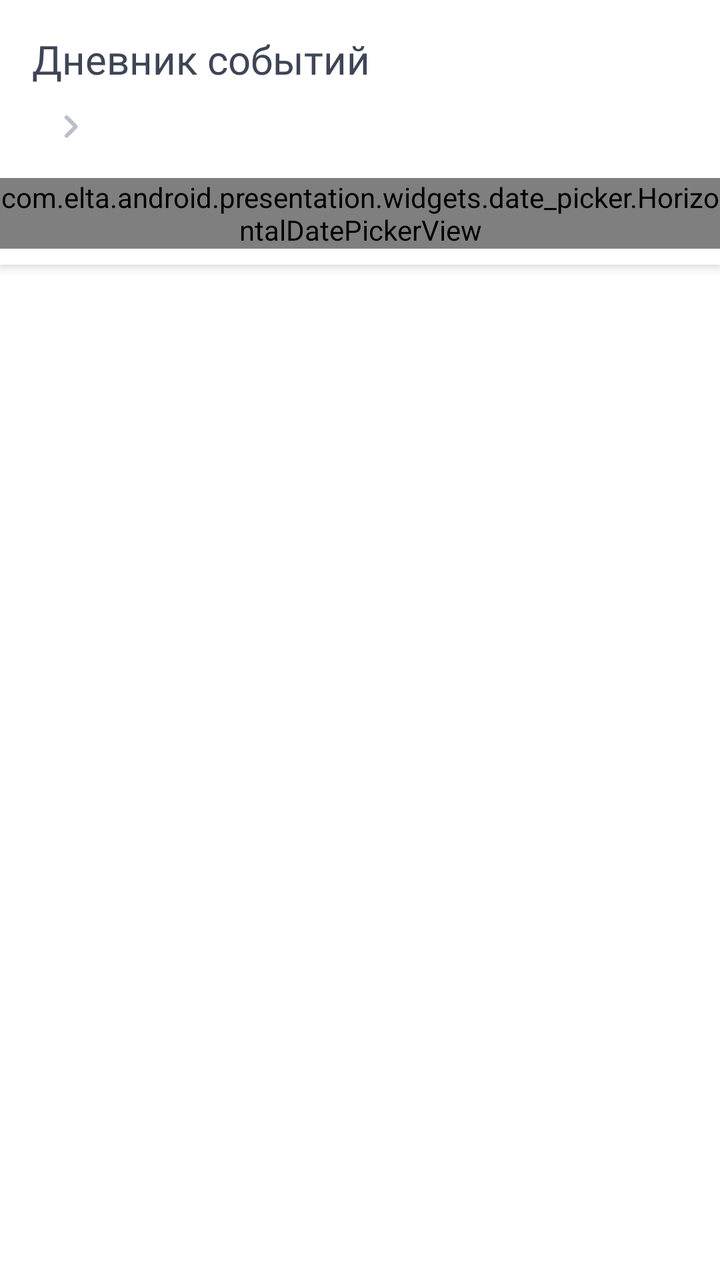
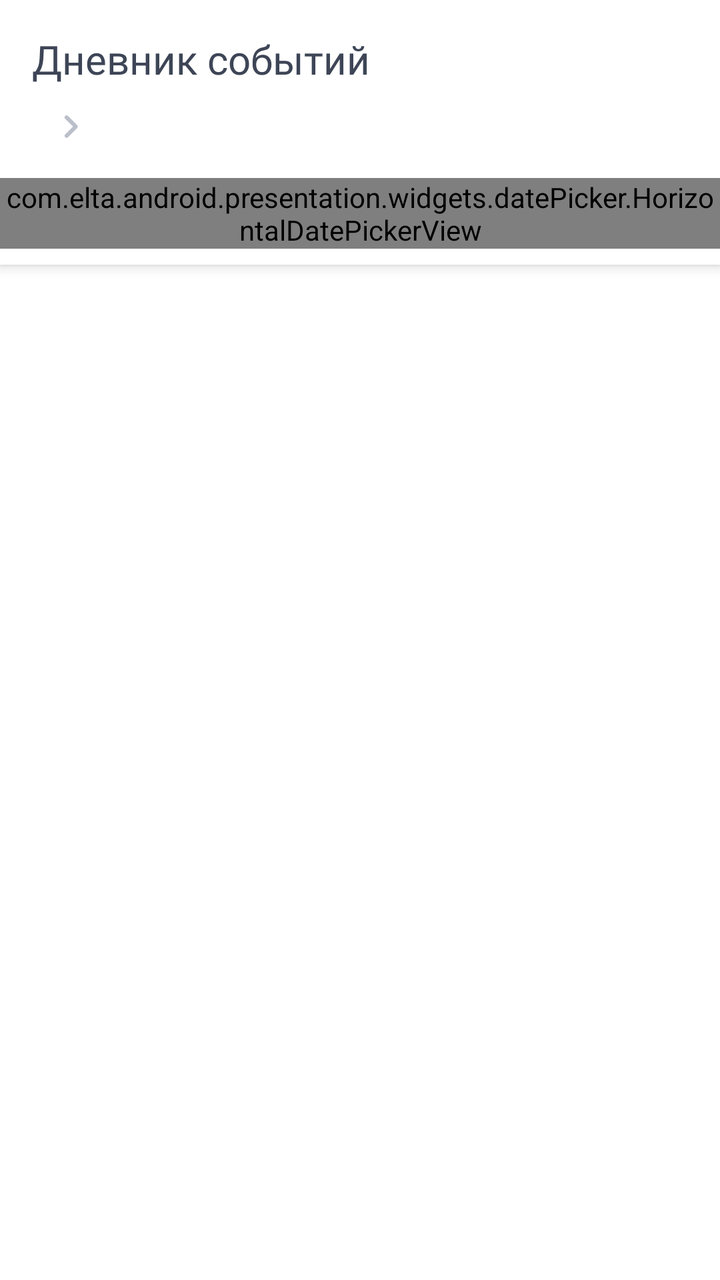

Two renders of the same Android screen: before a commit and after it. Below are the layout's source before the change and the commit's diff.
<!-- AndroidManifest.xml: another module's application theme AppTheme -->
<!-- res/layout/fragment_main_diary.xml -->
<?xml version="1.0" encoding="utf-8"?>
<LinearLayout xmlns:android="http://schemas.android.com/apk/res/android"
    xmlns:app="http://schemas.android.com/apk/res-auto"
    android:layout_width="match_parent"
    android:layout_height="match_parent"
    android:orientation="vertical">

    <LinearLayout
        android:id="@+id/dateSelectorContainerView"
        android:layout_width="match_parent"
        android:layout_height="wrap_content"
        android:background="@color/white"
        android:fitsSystemWindows="true"
        android:orientation="vertical"
        android:translationZ="4dp"
        app:layout_constraintTop_toTopOf="parent">

        <LinearLayout
            android:layout_width="match_parent"
            android:layout_height="wrap_content"
            android:gravity="center"
            android:orientation="horizontal"
            android:paddingStart="16dp"
            android:paddingTop="16dp"
            android:paddingEnd="16dp"
            android:paddingBottom="8dp">

            <androidx.appcompat.widget.AppCompatTextView
                style="@style/New.Headline4.BlackBlue"
                android:layout_width="0dp"
                android:layout_height="wrap_content"
                android:layout_weight="1"
                android:text="@string/diary_screen_title" />

            <androidx.appcompat.widget.AppCompatTextView
                android:id="@+id/todayButtonView"
                style="@style/New.Body1.BlackBlue"
                android:layout_width="wrap_content"
                android:layout_height="wrap_content"
                android:background="?selectableItemBackground"
                android:text="@string/diary_button_today"
                android:visibility="gone" />
        </LinearLayout>

        <LinearLayout
            android:id="@+id/selectDateButtonView"
            android:layout_width="wrap_content"
            android:layout_height="wrap_content"
            android:gravity="center"
            android:orientation="horizontal"
            android:paddingStart="16dp"
            android:paddingEnd="16dp">

            <androidx.appcompat.widget.AppCompatTextView
                android:id="@+id/selectedMonthTitleView"
                style="@style/New.Body1.BlackBlue"
                android:layout_width="wrap_content"
                android:layout_height="wrap_content" />

            <androidx.appcompat.widget.AppCompatImageView
                android:layout_width="wrap_content"
                android:layout_height="wrap_content"
                android:layout_marginStart="8dp"
                app:srcCompat="@drawable/ic_arrow_left" />

        </LinearLayout>

        <com.elta.android.presentation.widgets.date_picker.HorizontalDatePickerView
            android:id="@+id/datePickerView"
            android:layout_width="match_parent"
            android:layout_height="wrap_content"
            android:layout_marginTop="14dp"
            android:layout_marginBottom="8dp" />
    </LinearLayout>

    <FrameLayout
        android:layout_width="match_parent"
        android:layout_height="0dp"
        android:layout_weight="1">

        <androidx.recyclerview.widget.RecyclerView
            android:id="@+id/itemsView"
            android:layout_width="match_parent"
            android:layout_height="match_parent"
            android:clipToPadding="false"
            android:overScrollMode="never"
            android:paddingBottom="16dp" />

        <com.elta.android.presentation.features.diary.main.ui.widgets.DiaryEmptyStateView
            android:id="@+id/emptyStateView"
            android:layout_width="match_parent"
            android:layout_height="match_parent"
            android:visibility="gone" />
    </FrameLayout>
</LinearLayout>
<!-- resources referenced by this layout -->
<resources>
  <color name="white">#ffffff</color>
  <!-- drawable ic_arrow_left (drawable) -->
  <vector xmlns:android="http://schemas.android.com/apk/res/android"
      android:width="24dp"
      android:height="24dp"
      android:viewportWidth="24"
      android:viewportHeight="24">
    <path
        android:pathData="M8.588,16.168l3.88,-3.88 -3.88,-3.88a0.996,0.996 0,1 1,1.41 -1.41l4.59,4.59c0.39,0.39 0.39,1.02 0,1.41l-4.59,4.59a0.996,0.996 0,0 1,-1.41 0c-0.38,-0.39 -0.39,-1.03 0,-1.42z"
        android:fillColor="#BBBFCA"
        android:fillType="evenOdd"/>
  </vector>
  <string name="diary_button_today">Сегодня</string>
  <string name="diary_screen_title">Дневник событий</string>
  <style name="New.Body1.BlackBlue">
          <item name="android:textColor">@color/black_blue</item>
      </style>
  <style name="New.Headline4.BlackBlue">
          <item name="android:textColor">@color/black_blue</item>
      </style>
  <style name="AppTheme" parent="Theme.AppCompat.Light.NoActionBar">
          <item name="colorPrimary">@color/colorPrimary</item>
          <item name="colorPrimaryDark">@color/colorPrimaryDark</item>
          <item name="colorAccent">@color/colorAccent</item>
          <item name="android:windowBackground">@color/color_window_background</item>
          <item name="bottomSheetDialogTheme">@style/BottomSheetTransparentStyle</item>
          <item name="actionMenuTextAppearance">@style/New.Button3.White</item>
          <item name="actionMenuTextColor">@color/white</item>
      </style>
  <color name="black_blue">#3d4556</color>
  <color name="colorPrimary">@color/white</color>
  <color name="colorPrimaryDark">#f3f2f2</color>
  <color name="colorAccent">@color/shade_g_green_a</color>
  <color name="color_window_background">@color/white</color>
  <style name="BottomSheetTransparentStyle" parent="Theme.Design.BottomSheetDialog">
          <item name="android:windowAnimationStyle">@null</item>
          <item name="android:colorBackground">@android:color/transparent</item>
          <item name="android:backgroundDimEnabled">false</item>
          <item name="android:windowIsFloating">false</item>
          <item name="android:statusBarColor">@android:color/transparent</item>
      </style>
  <style name="New.Button3.White">
          <item name="android:textColor">@color/white</item>
      </style>
  <color name="shade_g_green_a">#3ec9a8</color>
</resources>

<!-- the commit's change to res/layout/fragment_main_diary.xml (unified diff, before → after) -->
@@ -65,7 +65,7 @@
 
         </LinearLayout>
 
-        <com.elta.android.presentation.widgets.date_picker.HorizontalDatePickerView
+        <com.elta.android.presentation.widgets.datePicker.HorizontalDatePickerView
             android:id="@+id/datePickerView"
             android:layout_width="match_parent"
             android:layout_height="wrap_content"
